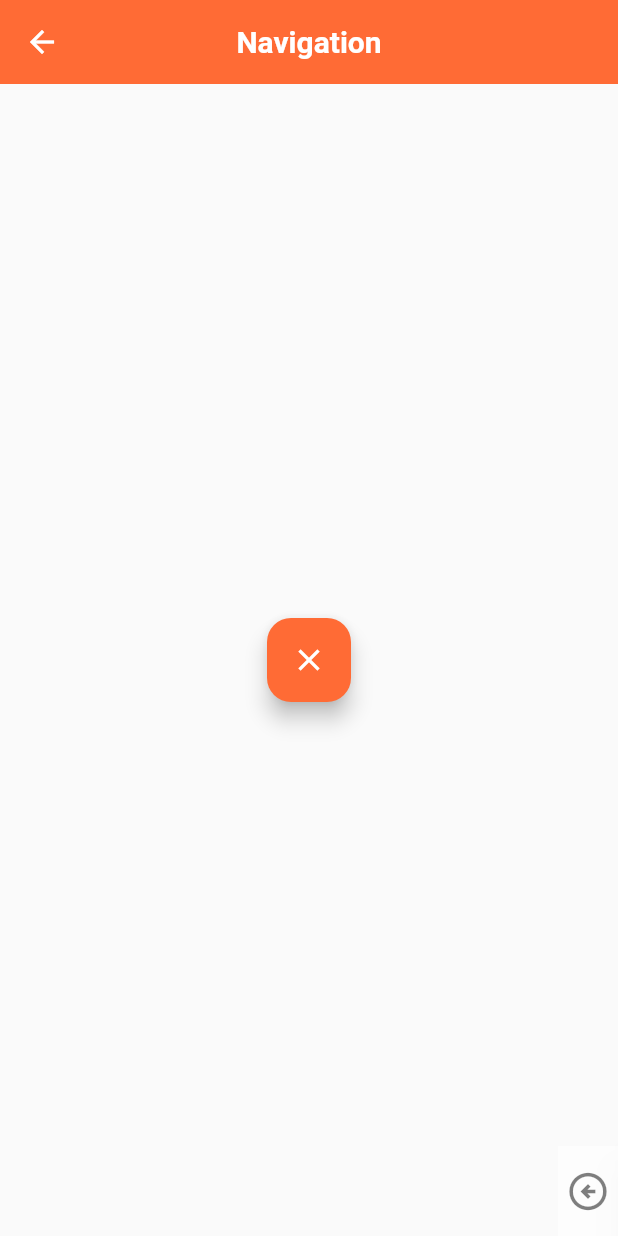
After one commit to jonnattanChoque/bikers_app, a Flutter app: the MainPage screen opened by its route, after a tap on the "add location" icon, on a phone screen of 412 x 824 dp. The commit adds this screen. Run offline on Flutter 3.47's test engine with Material 3 defaults, Android fonts, the phone set to English and light mode, and no system bars; our stand-ins replace cloud_firestore, firebase_auth, firebase_core, google_sign_in, hive, hive_flutter and 2 more; accounts and stored records are empty.

Commit message:
Add bottom Navigation

```diff
--- a/lib/app.dart
+++ b/lib/app.dart
@@ -1,3 +1,4 @@
+import 'package:bikers_app/main/presentation/pages/main_page.dart';
 import 'package:bikers_app/app_routes.dart';
 import 'package:bikers_app/core/theme/app_themes.dart';
 import 'package:bikers_app/features/home/presentation/pages/home_page.dart';
@@ -30,9 +31,10 @@ class MyApp extends StatelessWidget {
       theme: AppTheme.lightTheme,
       darkTheme: AppTheme.darkTheme,
       initialRoute: AppSession.isBiometricValidated
-          ? AppRoutes.home
+          ? AppRoutes.main
           : AppRoutes.splash,
       routes: {
+        AppRoutes.main: (_) => const MainPage(),
         AppRoutes.splash: (_) => const SplashPage(),
         AppRoutes.home: (_) => const HomePage(),
         AppRoutes.login: (_) => LoginPage(),
--- a/lib/app_routes.dart
+++ b/lib/app_routes.dart
@@ -1,5 +1,6 @@
 class AppRoutes {
   static const splash = '/splash';
+  static const main = '/main';
   static const home = '/home';
   static const login = '/login';
   static const profile = '/profile';
--- a/lib/features/auth/presentation/pages/login_page.dart
+++ b/lib/features/auth/presentation/pages/login_page.dart
@@ -39,7 +39,7 @@ class LoginPage extends StatelessWidget {
                 top: false
               );
               if (vm.message!.type == MessageType.success) {
-                Navigator.of(context).pushReplacementNamed(AppRoutes.home);
+                Navigator.of(context).pushReplacementNamed(AppRoutes.main);
               }
               vm.clearMessage();
             }
--- a/lib/features/auth/presentation/widgets/register_form.dart
+++ b/lib/features/auth/presentation/widgets/register_form.dart
@@ -50,7 +50,7 @@ class _RegisterFormState extends State<RegisterForm> {
                 top: false
               );
               if (vm.message!.type == MessageType.success) {
-                Navigator.of(context).pushReplacementNamed(AppRoutes.home);
+                Navigator.of(context).pushReplacementNamed(AppRoutes.main);
               }
               vm.clearMessage();
             }
--- /dev/null
+++ b/lib/features/navigation/presentation/pages/navigation_page.dart
@@ -0,0 +1,34 @@
+import 'package:bikers_app/main/domain/viewmodels/main_viewmodel.dart';
+import 'package:flutter/material.dart';
+import 'package:provider/provider.dart';
+
+class NavigationPage extends StatefulWidget {
+  const NavigationPage({super.key});
+
+  @override
+  State<NavigationPage> createState() => _NavigationPage();
+}
+
+class _NavigationPage extends State<NavigationPage> {
+  @override
+  Widget build(BuildContext context) {
+    // NO volvemos a crear MainViewModel aquí
+    final viewModel = Provider.of<MainViewModel>(context);
+
+    return Scaffold(
+      appBar: AppBar(title: const Text('Navigation')),
+      body: Center(
+        child: FloatingActionButton(
+          onPressed: () {
+            if (!viewModel.hasActiveRoute) {
+              viewModel.startRoute();
+            } else {
+              viewModel.endRoute();
+            }
+          },
+          child: Icon(viewModel.hasActiveRoute ? Icons.close : Icons.add_location),
+        ),
+      ),
+    );
+  }
+}
--- a/lib/features/profile/data/repositories/profile_repository_impl.dart
+++ b/lib/features/profile/data/repositories/profile_repository_impl.dart
@@ -1,6 +1,5 @@
 import 'package:bikers_app/core/core.dart';
 import 'package:bikers_app/core/services/firebase_user_service.dart';
-import 'package:bikers_app/features/auth/data/models/user_model.dart';
 import 'package:bikers_app/features/profile/domain/entities/vehicle_model.dart';
 import 'package:bikers_app/features/profile/domain/repository/profile_repository.dart';
 
--- a/lib/features/profile/presentation/viewmodels/profile_viewmodel.dart
+++ b/lib/features/profile/presentation/viewmodels/profile_viewmodel.dart
@@ -6,7 +6,6 @@ import 'package:bikers_app/features/profile/domain/entities/vehicle_model.dart';
 import 'package:bikers_app/features/profile/domain/usecases/add_bike_usecase.dart';
 import 'package:bikers_app/features/profile/domain/usecases/get_bike_usecase.dart';
 import 'package:bikers_app/features/profile/domain/usecases/update_username_usecase.dart';
-import 'package:flutter/foundation.dart';
 import 'package:flutter/material.dart';
 
 class ProfileViewModel extends ChangeNotifier {
--- /dev/null
+++ b/lib/features/setting/presentation/pages/setting_page.dart
@@ -0,0 +1,15 @@
+import 'package:flutter/material.dart';
+
+class SettingsPage extends StatefulWidget {
+  const SettingsPage({super.key});
+
+  @override
+  State<SettingsPage> createState() => _SettingsPagePageState();
+}
+
+class _SettingsPagePageState extends State<SettingsPage> {
+  @override
+  Widget build(BuildContext context) {
+    return Container();
+  }
+}
--- a/lib/features/splash/presentation/pages/splash_page.dart
+++ b/lib/features/splash/presentation/pages/splash_page.dart
@@ -24,7 +24,7 @@ class _SplashPageState extends State<SplashPage> {
           WidgetsBinding.instance.addPostFrameCallback((_) {
             if (auth.state == SplashState.authenticated) {
               AppSession.isBiometricValidated = true;
-              Navigator.of(context).pushReplacementNamed(AppRoutes.home);
+              Navigator.of(context).pushReplacementNamed(AppRoutes.main);
             } else {
               Navigator.of(context).pushReplacementNamed(AppRoutes.login);
             }
--- a/lib/main.dart
+++ b/lib/main.dart
@@ -12,6 +12,7 @@ import 'package:bikers_app/features/profile/domain/usecases/get_bike_usecase.dar
 import 'package:bikers_app/features/profile/domain/usecases/update_username_usecase.dart';
 import 'package:bikers_app/features/profile/presentation/viewmodels/profile_viewmodel.dart';
 import 'package:bikers_app/features/splash/domain/usecases/authenticate_with_biometric_usecase.dart';
+import 'package:bikers_app/main/domain/viewmodels/main_viewmodel.dart';
 import 'package:flutter/material.dart';
 import 'package:firebase_core/firebase_core.dart';
 import 'package:hive_flutter/hive_flutter.dart';
@@ -81,6 +82,9 @@ void main() async {
     MultiProvider(
       providers: [
         ChangeNotifierProvider(
+          create:(context) => MainViewModel(),
+        ),
+        ChangeNotifierProvider(
           create: (_) => AuthViewModel(
             loginUseCase: loginUseCase,
             registerUseCase: registerUseCase,
--- /dev/null
+++ b/lib/main/domain/viewmodels/main_viewmodel.dart
@@ -0,0 +1,26 @@
+import 'package:flutter/material.dart';
+
+class MainViewModel extends ChangeNotifier {
+  bool _hasActiveRoute = false;
+  bool _isCollapsed = true;
+
+  bool get hasActiveRoute => _hasActiveRoute;
+  bool get isCollapsed => _isCollapsed;
+
+  void startRoute() {
+    _hasActiveRoute = true;
+    _isCollapsed = true; // iniciar colapsada
+    notifyListeners();
+  }
+
+  void endRoute() {
+    _hasActiveRoute = false;
+    _isCollapsed = true;
+    notifyListeners();
+  }
+
+  void toggleCollapse() {
+    _isCollapsed = !_isCollapsed;
+    notifyListeners();
+  }
+}
--- /dev/null
+++ b/lib/main/presentation/pages/main_page.dart
@@ -0,0 +1,61 @@
+import 'package:bikers_app/features/navigation/presentation/pages/navigation_page.dart';
+import 'package:bikers_app/features/profile/presentation/pages/profile_page.dart';
+import 'package:bikers_app/features/setting/presentation/pages/setting_page.dart';
+import 'package:bikers_app/main/domain/viewmodels/main_viewmodel.dart';
+import 'package:flutter/material.dart';
+import 'package:provider/provider.dart';
+import '../widgets/collapsible_bottom_nav.dart';
+
+class MainPage extends StatefulWidget {
+  const MainPage({super.key});
+
+  @override
+  State<MainPage> createState() => _MainPageState();
+}
+
+class _MainPageState extends State<MainPage> {
+  int _currentIndex = 0;
+
+  final List<Widget> _pages = const [
+    // HomePage(),
+    NavigationPage(),
+    SettingsPage(),
+    ProfilePage(),
+  ];
+
+
+  @override
+  Widget build(BuildContext context) {
+    return ChangeNotifierProvider(
+      create: (_) => MainViewModel(),
+      child: Consumer<MainViewModel>(
+        builder: (context, viewModel, child) {
+          return Scaffold(
+            body: Stack(
+              children: [
+                // Mapa de fondo
+                Container(
+                  color: Colors.grey[200],
+                  child: _pages[_currentIndex],
+                ),
+
+                // BottomNavigation colapsable
+                CollapsibleBottomNav(
+                  hasActiveRoute: viewModel.hasActiveRoute,
+                  isCollapsed: viewModel.isCollapsed,
+                  currentIndex: _currentIndex,
+                  onTap: (index) {
+                    setState(() {
+                      _currentIndex = index;
+                    });
+                  },
+                  onToggle: viewModel.toggleCollapse,
+                ),
+              ],
+            ),
+          );
+        },
+      ),
+    );
+  }
+}
--- /dev/null
+++ b/lib/main/presentation/widgets/collapsible_bottom_nav.dart
@@ -0,0 +1,77 @@
+// ignore_for_file: deprecated_member_use
+
+import 'package:bikers_app/main/domain/viewmodels/main_viewmodel.dart';
+import 'package:flutter/material.dart';
+import 'package:provider/provider.dart';
+
+class CollapsibleBottomNav extends StatelessWidget {
+  final bool hasActiveRoute;
+  final bool isCollapsed;
+  final int currentIndex;
+  final ValueChanged<int> onTap;
+  final VoidCallback onToggle;
+
+  const CollapsibleBottomNav({
+    required this.hasActiveRoute,
+    required this.isCollapsed,
+    required this.currentIndex,
+    required this.onTap,
+    required this.onToggle,
+    super.key,
+  });
+
+  @override
+  Widget build(BuildContext context) {
+    final toggleProvider = Provider.of<MainViewModel>(context);
+    final screenWidth = MediaQuery.of(context).size.width;
+
+    return Stack(
+      children: [
+        // BottomNavigation completo
+        AnimatedPositioned(
+          duration: const Duration(milliseconds: 300),
+          curve: Curves.easeInOut,
+          bottom: 0,
+          left: (!toggleProvider.hasActiveRoute || !toggleProvider.isCollapsed) ? 0 : screenWidth,
+          child: AnimatedContainer(
+            duration: const Duration(milliseconds: 300),
+            width: screenWidth,
+            height: 60,
+            child: BottomNavigationBar(
+              currentIndex: currentIndex,
+              onTap: onTap,
+              items: const [
+                BottomNavigationBarItem(icon: Icon(Icons.map), label: 'Navigation'),
+                BottomNavigationBarItem(icon: Icon(Icons.people), label: 'Amigos'),
+                BottomNavigationBarItem(icon: Icon(Icons.person), label: 'Perfil'),
+              ],
+            ),
+          ),
+        ),
+
+        // Botón de flecha para expandir
+        if (toggleProvider.hasActiveRoute)
+        Positioned(
+          bottom: 0,
+          right: 0,
+          child: AnimatedOpacity(
+            duration: const Duration(milliseconds: 300),
+            opacity: toggleProvider.isCollapsed ? 1.0 : 0.0,
+            child: GestureDetector(
+              onTap: onToggle,
+              child: Container(
+                width: 40,
+                height: 60,
+                decoration: BoxDecoration(
+                  color: Colors.white.withOpacity(0.5),
+                  shape: BoxShape.rectangle,
+                ),
+                child: Icon(Icons.arrow_circle_left_outlined, color: Colors.black.withOpacity(0.5), size: 30),
+              ),
+            ),
+          ),
+        ),
+      ],
+    );
+  }
+}
```
